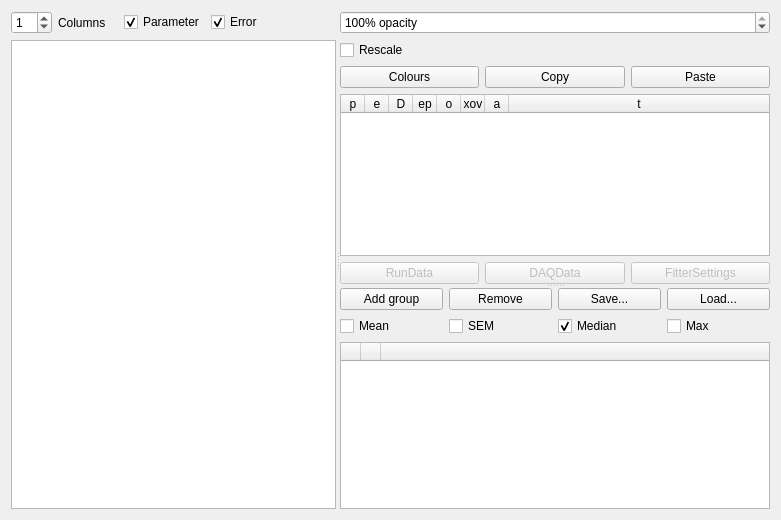
Above: src/gui/parameterfitplotter.ui from CompEphys-team/rtdo before the change. Below: the same form after it.
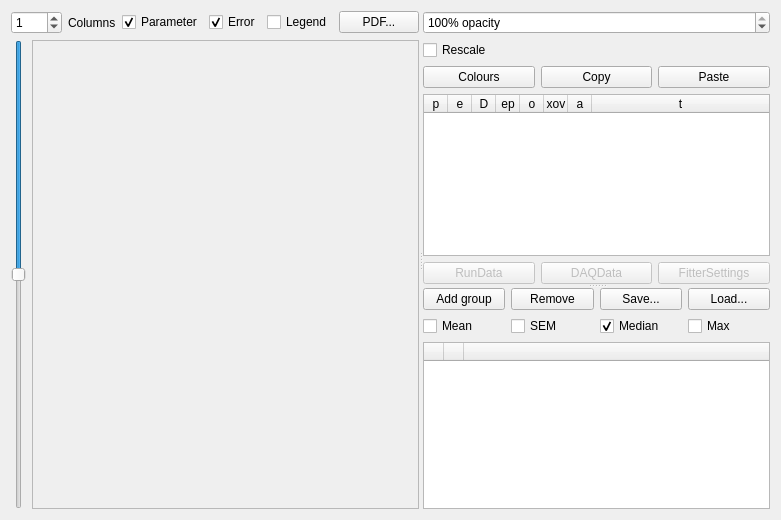
That is the form after the change. Custom widgets are drawn as their Qt base class.

Commit message: Rewrote & improved fit plot tiling & added a PDF export button

Patch:
```diff
--- a/src/gui/parameterfitplotter.ui
+++ b/src/gui/parameterfitplotter.ui
@@ -21,56 +21,8 @@
      </property>
      <widget class="QWidget" name="widget" native="true">
       <layout class="QGridLayout" name="gridLayout">
-       <item row="1" column="0" colspan="5">
-        <widget class="QTableWidget" name="table">
-         <property name="selectionMode">
-          <enum>QAbstractItemView::NoSelection</enum>
-         </property>
-         <property name="verticalScrollMode">
-          <enum>QAbstractItemView::ScrollPerPixel</enum>
-         </property>
-         <property name="horizontalScrollMode">
-          <enum>QAbstractItemView::ScrollPerPixel</enum>
-         </property>
-         <property name="showGrid">
-          <bool>false</bool>
-         </property>
-         <attribute name="horizontalHeaderVisible">
-          <bool>false</bool>
-         </attribute>
-         <attribute name="verticalHeaderDefaultSectionSize">
-          <number>300</number>
-         </attribute>
-        </widget>
-       </item>
-       <item row="0" column="3">
-        <widget class="QCheckBox" name="error">
-         <property name="text">
-          <string>Error</string>
-         </property>
-         <property name="checked">
-          <bool>true</bool>
-         </property>
-        </widget>
-       </item>
-       <item row="0" column="2">
-        <widget class="QCheckBox" name="param">
-         <property name="text">
-          <string>Parameter</string>
-         </property>
-         <property name="checked">
-          <bool>true</bool>
-         </property>
-        </widget>
-       </item>
-       <item row="0" column="0">
+       <item row="0" column="0" colspan="2">
         <widget class="QSpinBox" name="columns">
-         <property name="sizePolicy">
-          <sizepolicy hsizetype="Fixed" vsizetype="Fixed">
-           <horstretch>0</horstretch>
-           <verstretch>0</verstretch>
-          </sizepolicy>
-         </property>
          <property name="wrapping">
           <bool>true</bool>
          </property>
@@ -82,13 +34,89 @@
          </property>
         </widget>
        </item>
-       <item row="0" column="1">
+       <item row="0" column="2">
         <widget class="QLabel" name="label">
          <property name="text">
           <string>Columns</string>
          </property>
         </widget>
        </item>
+       <item row="0" column="6">
+        <widget class="QPushButton" name="pdf">
+         <property name="text">
+          <string>PDF...</string>
+         </property>
+        </widget>
+       </item>
+       <item row="1" column="0">
+        <widget class="QSlider" name="slider">
+         <property name="minimum">
+          <number>1</number>
+         </property>
+         <property name="maximum">
+          <number>1000</number>
+         </property>
+         <property name="singleStep">
+          <number>10</number>
+         </property>
+         <property name="pageStep">
+          <number>100</number>
+         </property>
+         <property name="value">
+          <number>500</number>
+         </property>
+         <property name="orientation">
+          <enum>Qt::Vertical</enum>
+         </property>
+         <property name="invertedAppearance">
+          <bool>true</bool>
+         </property>
+        </widget>
+       </item>
+       <item row="0" column="3">
+        <widget class="QCheckBox" name="param">
+         <property name="text">
+          <string>Parameter</string>
+         </property>
+         <property name="checked">
+          <bool>true</bool>
+         </property>
+        </widget>
+       </item>
+       <item row="1" column="1" colspan="6">
+        <widget class="QScrollArea" name="scrollArea">
+         <property name="widgetResizable">
+          <bool>true</bool>
+         </property>
+         <widget class="QCustomPlot" name="panel">
+          <property name="geometry">
+           <rect>
+            <x>0</x>
+            <y>0</y>
+            <width>362</width>
+            <height>453</height>
+           </rect>
+          </property>
+         </widget>
+        </widget>
+       </item>
+       <item row="0" column="4">
+        <widget class="QCheckBox" name="error">
+         <property name="text">
+          <string>Error</string>
+         </property>
+         <property name="checked">
+          <bool>true</bool>
+         </property>
+        </widget>
+       </item>
+       <item row="0" column="5">
+        <widget class="QCheckBox" name="legend">
+         <property name="text">
+          <string>Legend</string>
+         </property>
+        </widget>
+       </item>
       </layout>
      </widget>
      <widget class="QSplitter" name="sidebar">
@@ -382,6 +410,14 @@
    </item>
   </layout>
  </widget>
+ <customwidgets>
+  <customwidget>
+   <class>QCustomPlot</class>
+   <extends>QWidget</extends>
+   <header>qcustomplot.h</header>
+   <container>1</container>
+  </customwidget>
+ </customwidgets>
  <resources/>
  <connections/>
 </ui>
```
The commit also changes 2 other files.
